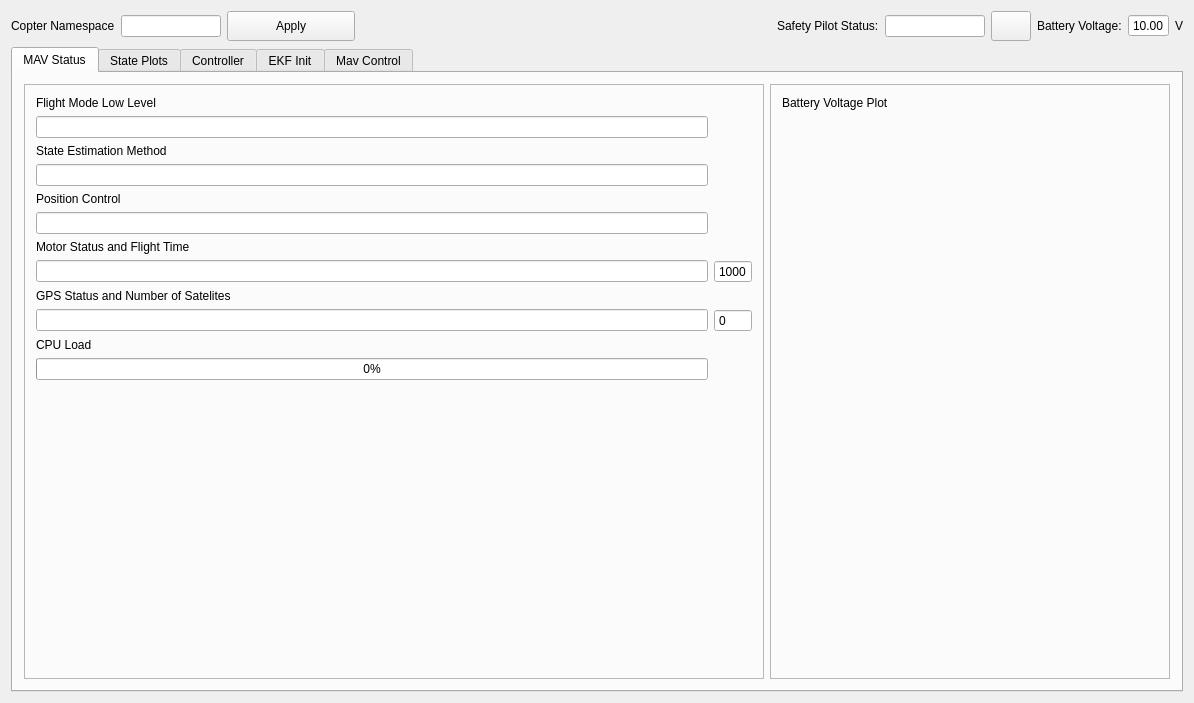
First picture: the form in resource/CopterPlugin.ui, repository larics/euroc_stage_2, before the edit.
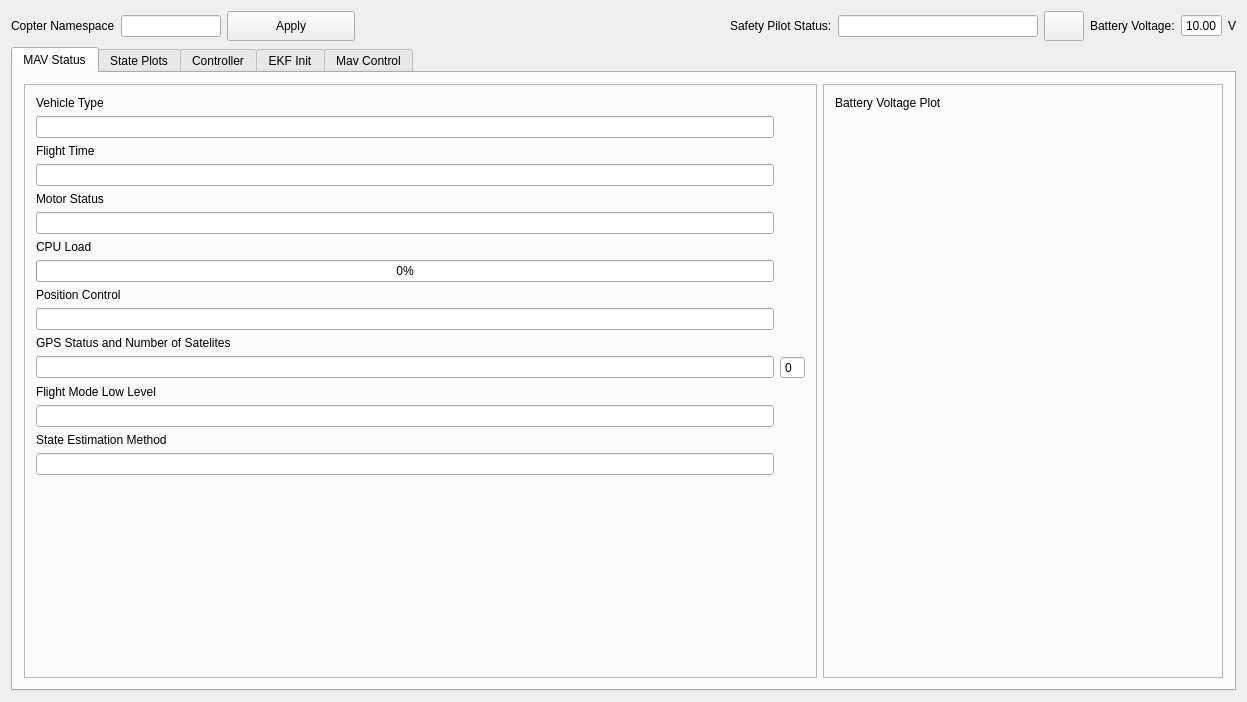
Second picture: the form after the edit. The open tabs and pages were chosen to show the change.

Commit message:
Squashed 'rqt_copter/' changes from 9818faa..5ac101e
5ac101e Merge pull request #5 from ethz-asl/patch/cpu_usage_fix
4569ec7 Fixing incorrect units on cpu usage display.
c48d629 Merge pull request #4 from ethz-asl/repairing_status_dashboard
8913239 Fixing issue with voltage plot time.
ad39a77 Adding vehicle type dependant low voltage threshold.
22d3ddc Repairing the status dashboard.

git-subtree-dir: rqt_copter
git-subtree-split: 5ac101e3b0fcae184426acf8065c21c269a5024d

```diff
--- a/resource/CopterPlugin.ui
+++ b/resource/CopterPlugin.ui
@@ -6,8 +6,8 @@
    <rect>
     <x>0</x>
     <y>0</y>
-    <width>1194</width>
-    <height>703</height>
+    <width>1247</width>
+    <height>702</height>
    </rect>
   </property>
   <property name="windowTitle">
@@ -70,7 +70,7 @@
       <widget class="QLineEdit" name="safety_pilot_status_textbox">
        <property name="maximumSize">
         <size>
-         <width>100</width>
+         <width>200</width>
          <height>16777215</height>
         </size>
        </property>
@@ -157,50 +157,21 @@
             <enum>QFrame::Raised</enum>
            </property>
            <layout class="QGridLayout" name="gridLayout_2">
-            <item row="9" column="0">
-             <widget class="QLineEdit" name="gps_status_textbox">
-              <property name="readOnly">
-               <bool>true</bool>
+            <item row="21" column="0">
+             <widget class="QLabel" name="flight_mode_ll_label">
+              <property name="text">
+               <string>Flight Mode Low Level</string>
               </property>
              </widget>
             </item>
-            <item row="3" column="0">
+            <item row="24" column="0">
              <widget class="QLineEdit" name="state_estimation_textbox">
               <property name="readOnly">
                <bool>true</bool>
               </property>
              </widget>
             </item>
-            <item row="6" column="0">
-             <widget class="QLabel" name="motor_status_label">
-              <property name="text">
-               <string>Motor Status and Flight Time</string>
-              </property>
-             </widget>
-            </item>
-            <item row="7" column="1">
-             <widget class="QSpinBox" name="flight_time_box">
-              <property name="wrapping">
-               <bool>false</bool>
-              </property>
-              <property name="frame">
-               <bool>true</bool>
-              </property>
-              <property name="readOnly">
-               <bool>true</bool>
-              </property>
-              <property name="buttonSymbols">
-               <enum>QAbstractSpinBox::NoButtons</enum>
-              </property>
-              <property name="maximum">
-               <number>1000</number>
-              </property>
-              <property name="value">
-               <number>1000</number>
-              </property>
-             </widget>
-            </item>
-            <item row="12" column="0">
+            <item row="27" column="0">
              <spacer name="verticalSpacer_2">
               <property name="orientation">
                <enum>Qt::Vertical</enum>
@@ -213,56 +184,28 @@
               </property>
              </spacer>
             </item>
-            <item row="5" column="0">
-             <widget class="QLineEdit" name="position_control_textbox">
+            <item row="18" column="0">
+             <widget class="QLineEdit" name="gps_status_textbox">
               <property name="readOnly">
                <bool>true</bool>
               </property>
              </widget>
             </item>
-            <item row="7" column="0">
-             <widget class="QLineEdit" name="motor_status_textbox">
-              <property name="readOnly">
-               <bool>true</bool>
-              </property>
-             </widget>
-            </item>
-            <item row="1" column="0">
-             <widget class="QLineEdit" name="flight_mode_ll_textbox">
-              <property name="readOnly">
-               <bool>true</bool>
-              </property>
-             </widget>
-            </item>
-            <item row="8" column="0">
+            <item row="17" column="0">
              <widget class="QLabel" name="gps_status_label">
               <property name="text">
                <string>GPS Status and Number of Satelites</string>
               </property>
              </widget>
             </item>
-            <item row="4" column="0">
-             <widget class="QLabel" name="position_control_label">
-              <property name="text">
-               <string>Position Control</string>
+            <item row="11" column="0">
+             <widget class="QLineEdit" name="motor_status_textbox">
+              <property name="readOnly">
+               <bool>true</bool>
               </property>
              </widget>
             </item>
-            <item row="2" column="0">
-             <widget class="QLabel" name="state_estimation_label">
-              <property name="text">
-               <string>State Estimation Method</string>
-              </property>
-             </widget>
-            </item>
-            <item row="0" column="0">
-             <widget class="QLabel" name="flight_mode_ll_label">
-              <property name="text">
-               <string>Flight Mode Low Level</string>
-              </property>
-             </widget>
-            </item>
-            <item row="9" column="1">
+            <item row="18" column="1">
              <widget class="QSpinBox" name="gps_num_satellites_box">
               <property name="wrapping">
                <bool>false</bool>
@@ -281,20 +224,83 @@
               </property>
              </widget>
             </item>
-            <item row="10" column="0">
-             <widget class="QLabel" name="cpu_load_label">
+            <item row="23" column="0">
+             <widget class="QLabel" name="state_estimation_label">
               <property name="text">
-               <string>CPU Load</string>
+               <string>State Estimation Method</string>
               </property>
              </widget>
             </item>
-            <item row="11" column="0">
+            <item row="22" column="0">
+             <widget class="QLineEdit" name="flight_mode_ll_textbox">
+              <property name="readOnly">
+               <bool>true</bool>
+              </property>
+             </widget>
+            </item>
+            <item row="8" column="0">
+             <widget class="QLabel" name="flight_time_label">
+              <property name="text">
+               <string>Flight Time</string>
+              </property>
+             </widget>
+            </item>
+            <item row="14" column="0">
              <widget class="QProgressBar" name="cpu_load_bar">
               <property name="value">
                <number>0</number>
               </property>
              </widget>
             </item>
+            <item row="13" column="0">
+             <widget class="QLabel" name="cpu_load_label">
+              <property name="text">
+               <string>CPU Load</string>
+              </property>
+             </widget>
+            </item>
+            <item row="15" column="0">
+             <widget class="QLabel" name="position_control_label">
+              <property name="text">
+               <string>Position Control</string>
+              </property>
+             </widget>
+            </item>
+            <item row="16" column="0">
+             <widget class="QLineEdit" name="position_control_textbox">
+              <property name="readOnly">
+               <bool>true</bool>
+              </property>
+             </widget>
+            </item>
+            <item row="9" column="0">
+             <widget class="QLineEdit" name="flight_time_textbox">
+              <property name="readOnly">
+               <bool>true</bool>
+              </property>
+             </widget>
+            </item>
+            <item row="10" column="0">
+             <widget class="QLabel" name="motor_status_label">
+              <property name="text">
+               <string>Motor Status</string>
+              </property>
+             </widget>
+            </item>
+            <item row="0" column="0">
+             <widget class="QLabel" name="vehicle_type_label">
+              <property name="text">
+               <string>Vehicle Type</string>
+              </property>
+             </widget>
+            </item>
+            <item row="1" column="0">
+             <widget class="QLineEdit" name="vehicle_type_textbox">
+              <property name="readOnly">
+               <bool>true</bool>
+              </property>
+             </widget>
+            </item>
            </layout>
           </widget>
          </item>
```
Left out of the diff: 4 changed lines with no effect on the pictures. The commit also changes 1 other file.
